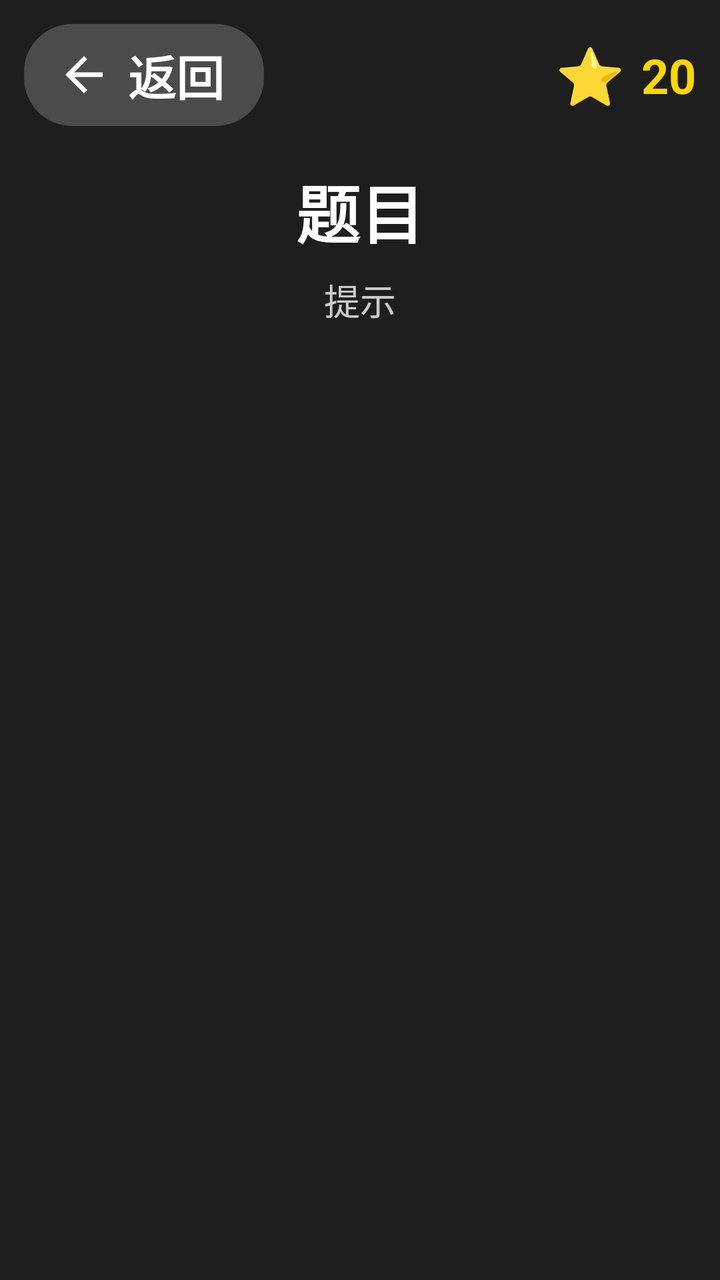
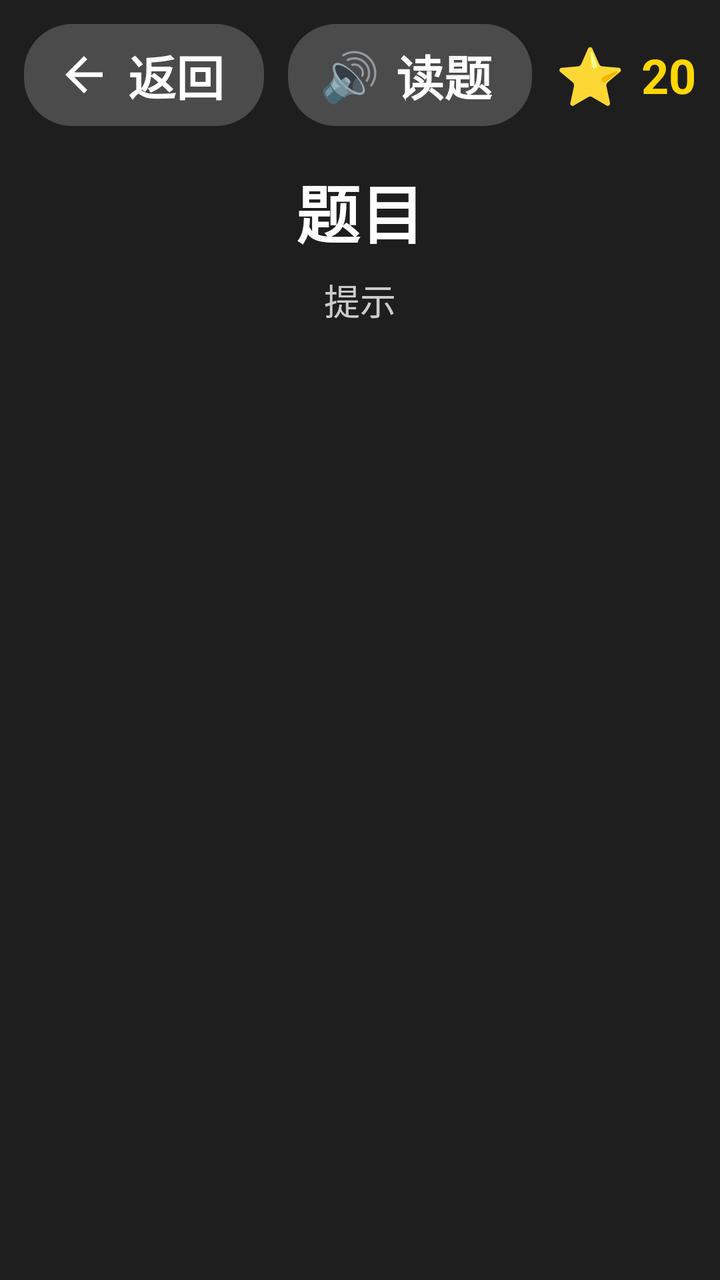

Two renders of the same Android screen: before a commit and after it. Below are the layout's source before the change and the commit's diff.
<!-- AndroidManifest.xml: application theme Theme.ChineseLearning -->
<!-- res/layout/fragment_game.xml -->
<?xml version="1.0" encoding="utf-8"?>
<FrameLayout xmlns:android="http://schemas.android.com/apk/res/android"
    android:layout_width="match_parent"
    android:layout_height="match_parent"
    android:background="#1E1E1E">

    
    <LinearLayout
        android:layout_width="match_parent"
        android:layout_height="wrap_content"
        android:layout_gravity="top"
        android:orientation="horizontal"
        android:gravity="center_vertical"
        android:padding="12dp">

        
        <LinearLayout
            android:id="@+id/tv_back"
            android:layout_width="wrap_content"
            android:layout_height="wrap_content"
            android:orientation="horizontal"
            android:gravity="center_vertical"
            android:focusable="true"
            android:clickable="true"
            android:background="@drawable/bg_back_button"
            android:paddingStart="16dp"
            android:paddingEnd="20dp"
            android:paddingTop="8dp"
            android:paddingBottom="8dp">

            <ImageView
                android:layout_width="28dp"
                android:layout_height="28dp"
                android:src="@drawable/ic_back"
                android:layout_marginEnd="8dp" />

            <TextView
                android:layout_width="wrap_content"
                android:layout_height="wrap_content"
                android:text="返回"
                android:textSize="24sp"
                android:textColor="#FFFFFF"
                android:textStyle="bold" />
        </LinearLayout>

        <View
            android:layout_width="0dp"
            android:layout_height="1dp"
            android:layout_weight="1" />

        
        <TextView
            android:id="@+id/tv_star_icon"
            android:layout_width="wrap_content"
            android:layout_height="wrap_content"
            android:text="⭐"
            android:textSize="@dimen/star_icon_text_size"
            android:textColor="#FFD700" />

        <TextView
            android:id="@+id/tv_stars"
            android:layout_width="wrap_content"
            android:layout_height="wrap_content"
            android:text="20"
            android:textColor="#FFD700"
            android:textSize="@dimen/star_count_text_size"
            android:textStyle="bold"
            android:layout_marginStart="8dp" />
    </LinearLayout>

    
    <LinearLayout
        android:id="@+id/content_container"
        android:layout_width="match_parent"
        android:layout_height="match_parent"
        android:orientation="vertical"
        android:gravity="center"
        android:padding="12dp"
        android:layout_marginTop="70dp">

        <TextView
            android:id="@+id/tv_question"
            android:layout_width="match_parent"
            android:layout_height="wrap_content"
            android:text="题目"
            android:textSize="@dimen/question_text_size"
            android:textStyle="bold"
            android:textColor="#FFFFFF"
            android:gravity="center"
            android:layout_marginBottom="8dp" />

        <TextView
            android:id="@+id/tv_hint"
            android:layout_width="match_parent"
            android:layout_height="wrap_content"
            android:text="提示"
            android:textSize="@dimen/hint_text_size"
            android:textColor="#CCCCCC"
            android:gravity="center"
            android:layout_marginBottom="12dp" />

        <LinearLayout
            android:id="@+id/options_container"
            android:layout_width="match_parent"
            android:layout_height="0dp"
            android:layout_weight="1"
            android:orientation="horizontal"
            android:gravity="center"
            android:clipChildren="false"
            android:clipToPadding="false" />
    </LinearLayout>

    
    <VideoView
        android:id="@+id/video_success"
        android:layout_width="match_parent"
        android:layout_height="match_parent"
        android:visibility="gone"
        android:focusable="false"
        android:focusableInTouchMode="false" />

    
    <VideoView
        android:id="@+id/video_error"
        android:layout_width="match_parent"
        android:layout_height="match_parent"
        android:visibility="gone"
        android:focusable="false"
        android:focusableInTouchMode="false" />

</FrameLayout>
<!-- resources referenced by this layout -->
<resources>
  <dimen name="hint_text_size">18sp</dimen>
  <dimen name="question_text_size">32sp</dimen>
  <dimen name="star_count_text_size">24sp</dimen>
  <dimen name="star_icon_text_size">28sp</dimen>
  <!-- drawable bg_back_button (drawable) -->
  <?xml version="1.0" encoding="utf-8"?>
  <selector xmlns:android="http://schemas.android.com/apk/res/android">
      
      <item android:state_focused="true">
          <shape android:shape="rectangle">
              <solid android:color="#FF9800" />
              <corners android:radius="24dp" />
              <stroke android:width="3dp" android:color="#FFFFFF" />
          </shape>
      </item>
      
      <item>
          <shape android:shape="rectangle">
              <solid android:color="#33FFFFFF" />
              <corners android:radius="24dp" />
          </shape>
      </item>
  </selector>
  <!-- drawable ic_back (drawable) -->
  <?xml version="1.0" encoding="utf-8"?>
  <vector xmlns:android="http://schemas.android.com/apk/res/android"
      android:width="32dp"
      android:height="32dp"
      android:viewportWidth="24"
      android:viewportHeight="24">
      
      <path
          android:fillColor="#FFFFFF"
          android:pathData="M20,11H7.83l5.59,-5.59L12,4l-8,8 8,8 1.41,-1.41L7.83,13H20v-2z" />
  </vector>
  <style name="Theme.ChineseLearning" parent="Theme.AppCompat.NoActionBar">
          <item name="android:windowBackground">@color/black</item>
          <item name="android:colorPrimary">@color/purple_500</item>
          <item name="android:colorPrimaryDark">@color/purple_700</item>
          <item name="android:colorAccent">@color/teal_200</item>
      </style>
  <color name="black">#FF000000</color>
  <color name="purple_500">#FF6200EE</color>
  <color name="purple_700">#FF3700B3</color>
  <color name="teal_200">#FF03DAC5</color>
</resources>

<!-- the commit's change to res/layout/fragment_game.xml (unified diff, before → after) -->
@@ -41,6 +41,38 @@
                 android:textSize="24sp"
                 android:textColor="#FFFFFF"
                 android:textStyle="bold" />
+        </LinearLayout>
+
+        
+        <LinearLayout
+            android:id="@+id/btn_replay"
+            android:layout_width="wrap_content"
+            android:layout_height="wrap_content"
+            android:orientation="horizontal"
+            android:gravity="center_vertical"
+            android:focusable="true"
+            android:clickable="true"
+            android:background="@drawable/bg_back_button"
+            android:layout_marginStart="12dp"
+            android:paddingStart="16dp"
+            android:paddingEnd="20dp"
+            android:paddingTop="8dp"
+            android:paddingBottom="8dp">
+
+            <TextView
+                android:layout_width="wrap_content"
+                android:layout_height="wrap_content"
+                android:text="🔊"
+                android:textSize="24sp" />
+
+            <TextView
+                android:layout_width="wrap_content"
+                android:layout_height="wrap_content"
+                android:text="读题"
+                android:textSize="24sp"
+                android:textColor="#FFFFFF"
+                android:textStyle="bold"
+                android:layout_marginStart="8dp" />
         </LinearLayout>
 
         <View
